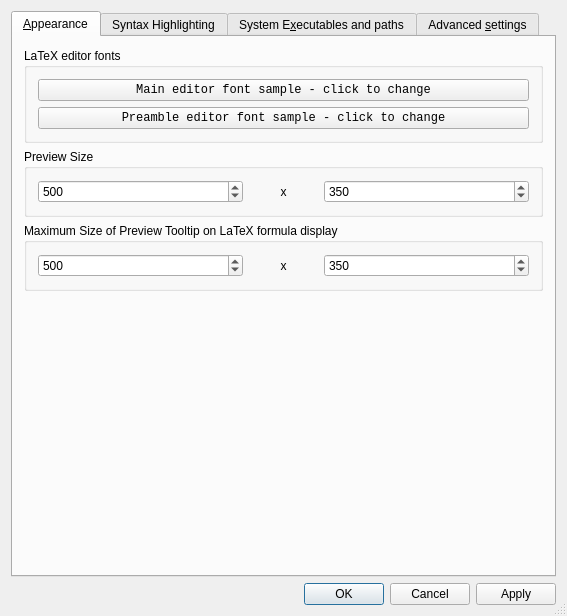
CryFeiFei/klatexformula, file src/klfsettingsui.ui: the form before one commit.
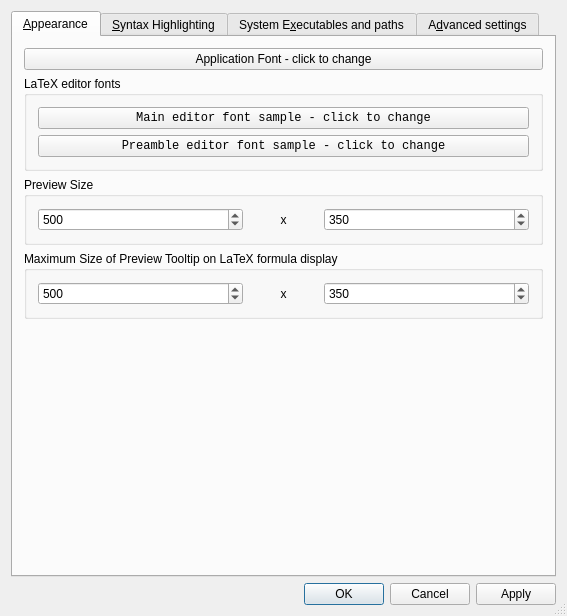
The form after the commit. Icons and pictures are not drawn. Custom widgets are drawn as their Qt base class.

```diff
--- a/src/klfsettingsui.ui
+++ b/src/klfsettingsui.ui
@@ -36,6 +36,13 @@
        <string>&amp;Appearance</string>
       </attribute>
       <layout class="QVBoxLayout" name="verticalLayout_2" >
+       <item>
+        <widget class="QPushButton" name="btnAppFont" >
+         <property name="text" >
+          <string>Application Font - click to change</string>
+         </property>
+        </widget>
+       </item>
        <item>
         <widget class="QGroupBox" name="gbxEditorFont" >
          <property name="title" >
@@ -223,7 +230,7 @@
      </widget>
      <widget class="QWidget" name="tab" >
       <attribute name="title" >
-       <string>Syntax Highlighting</string>
+       <string>&amp;Syntax Highlighting</string>
       </attribute>
       <layout class="QVBoxLayout" name="verticalLayout_6" >
        <item>
@@ -973,7 +980,7 @@
      </widget>
      <widget class="QWidget" name="tabAdvanced" >
       <attribute name="title" >
-       <string>Advanced &amp;settings</string>
+       <string>A&amp;dvanced settings</string>
       </attribute>
       <layout class="QVBoxLayout" name="verticalLayout_3" >
        <item>
```
Left out of the diff: 53 changed lines with no effect on the pictures.
